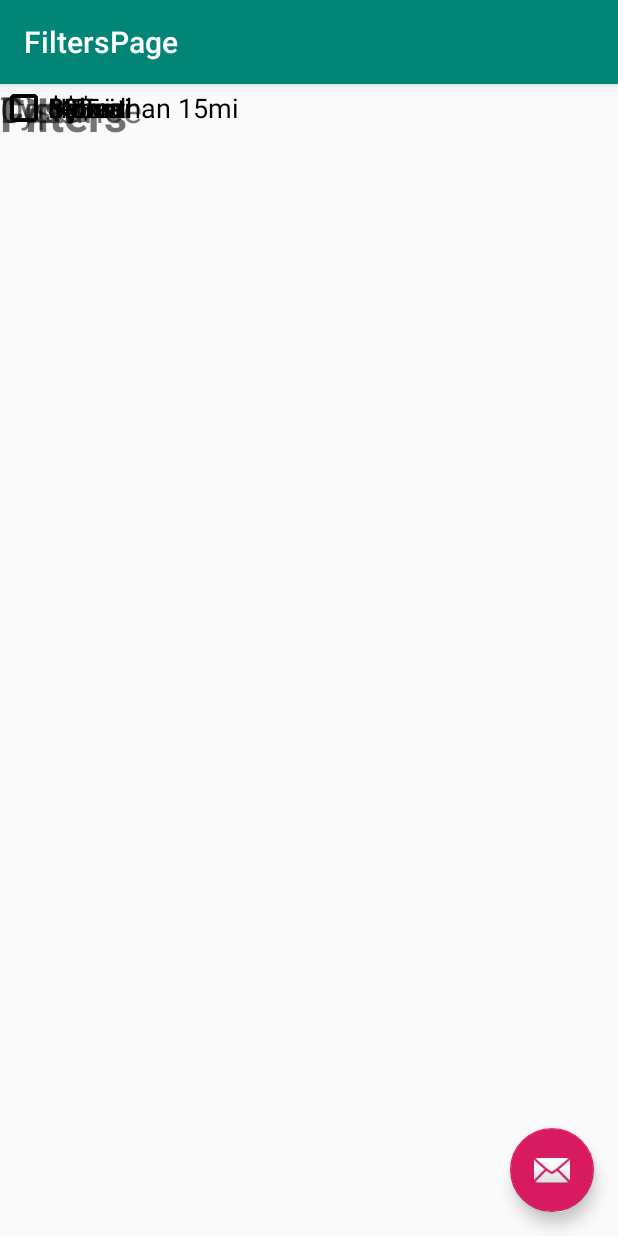
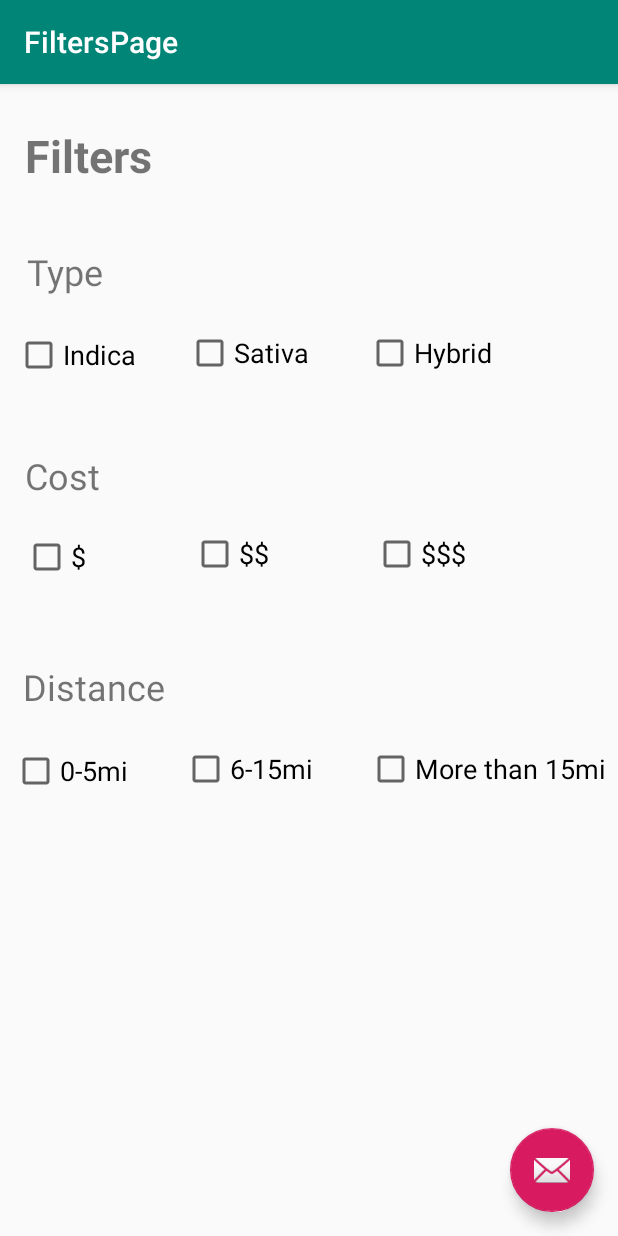
Before and after one commit to cottre54/Hello_World, an Android app: the FiltersPage screen opened directly, with no data from a screen before it, on a phone screen of 412 x 824 dp. Run offline under Robolectric (Android 15) with nearby library versions, the phone set to English and light mode, and no system bars.

Commit message:
ConstraintsUpdated1

```diff
--- a/DankDelivery/app/src/main/java/com/example/dankdelivery/FiltersPage.java
+++ b/DankDelivery/app/src/main/java/com/example/dankdelivery/FiltersPage.java
@@ -16,14 +16,6 @@ public class FiltersPage extends AppCompatActivity {
         Toolbar toolbar = findViewById(R.id.toolbar);
         setSupportActionBar(toolbar);
 
-        FloatingActionButton fab = findViewById(R.id.fab);
-        fab.setOnClickListener(new View.OnClickListener() {
-            @Override
-            public void onClick(View view) {
-                Snackbar.make(view, "Replace with your own action", Snackbar.LENGTH_LONG)
-                        .setAction("Action", null).show();
-            }
-        });
+
+        }
     }
-
-}
--- a/DankDelivery/app/src/main/res/layout/content_address__page.xml
+++ b/DankDelivery/app/src/main/res/layout/content_address__page.xml
@@ -9,7 +9,7 @@
     tools:showIn="@layout/activity_address__page">
 
     <EditText
-        android:id="@+id/text_address"
+        android:id="@+id/text_Address"
         android:layout_width="wrap_content"
         android:layout_height="wrap_content"
         android:layout_marginStart="8dp"
@@ -41,5 +41,5 @@
         app:layout_constraintBottom_toBottomOf="parent"
         app:layout_constraintEnd_toEndOf="parent"
         app:layout_constraintStart_toStartOf="parent"
-        app:layout_constraintTop_toBottomOf="@+id/text_address" />
+        app:layout_constraintTop_toBottomOf="@+id/text_Address" />
 </android.support.constraint.ConstraintLayout>
--- a/DankDelivery/app/src/main/res/layout/content_filters_page.xml
+++ b/DankDelivery/app/src/main/res/layout/content_filters_page.xml
@@ -12,117 +12,156 @@
         android:id="@+id/textView_Filters"
         android:layout_width="109dp"
         android:layout_height="56dp"
+        android:layout_marginTop="27dp"
+        android:layout_marginEnd="286dp"
+        android:layout_marginRight="286dp"
         android:text="Filters"
         android:textSize="30sp"
         android:textStyle="bold"
-        tools:layout_editor_absoluteX="16dp"
-        tools:layout_editor_absoluteY="27dp" />
+        app:layout_constraintEnd_toEndOf="parent"
+        app:layout_constraintTop_toTopOf="parent" />
 
     <TextView
-        android:id="@+id/textView_straintype"
+        android:id="@+id/textView_StrainType"
         android:layout_width="wrap_content"
         android:layout_height="wrap_content"
+        android:layout_marginTop="25dp"
+        android:layout_marginEnd="343dp"
+        android:layout_marginRight="343dp"
         android:text="Type"
         android:textSize="24sp"
-        tools:layout_editor_absoluteX="16dp"
-        tools:layout_editor_absoluteY="108dp" />
+        app:layout_constraintEnd_toEndOf="parent"
+        app:layout_constraintTop_toBottomOf="@+id/textView_Filters" />
 
     <TextView
-        android:id="@+id/textView_cost"
+        android:id="@+id/textView_Cost"
         android:layout_width="wrap_content"
         android:layout_height="wrap_content"
+        android:layout_marginTop="48dp"
+        android:layout_marginEnd="345dp"
+        android:layout_marginRight="345dp"
         android:text="Cost"
         android:textSize="24sp"
-        tools:layout_editor_absoluteX="16dp"
-        tools:layout_editor_absoluteY="243dp" />
+        app:layout_constraintEnd_toEndOf="parent"
+        app:layout_constraintTop_toBottomOf="@+id/checkBox_Indica" />
 
     <TextView
-        android:id="@+id/textView_distance"
+        android:id="@+id/textView_Distance"
         android:layout_width="wrap_content"
         android:layout_height="wrap_content"
+        android:layout_marginTop="54dp"
+        android:layout_marginEnd="302dp"
+        android:layout_marginRight="302dp"
         android:text="Distance"
         android:textSize="24sp"
-        tools:layout_editor_absoluteX="16dp"
-        tools:layout_editor_absoluteY="384dp" />
+        app:layout_constraintEnd_toEndOf="parent"
+        app:layout_constraintTop_toBottomOf="@+id/checkBox_Cheap" />
 
     <CheckBox
         android:id="@+id/checkBox_Indica"
         android:layout_width="wrap_content"
         android:layout_height="wrap_content"
+        android:layout_marginTop="23dp"
+        android:layout_marginEnd="33dp"
+        android:layout_marginRight="33dp"
         android:text="Indica"
         android:textSize="18sp"
-        tools:layout_editor_absoluteX="13dp"
-        tools:layout_editor_absoluteY="163dp" />
+        app:layout_constraintEnd_toStartOf="@+id/checkBox_Sativa"
+        app:layout_constraintTop_toBottomOf="@+id/textView_StrainType" />
 
     <CheckBox
         android:id="@+id/checkBox_Sativa"
         android:layout_width="wrap_content"
         android:layout_height="wrap_content"
+        android:layout_marginTop="163dp"
+        android:layout_marginEnd="38dp"
+        android:layout_marginRight="38dp"
         android:text="Sativa"
         android:textSize="18sp"
-        tools:layout_editor_absoluteX="125dp"
-        tools:layout_editor_absoluteY="163dp" />
+        app:layout_constraintEnd_toStartOf="@+id/checkBox_Hybrid"
+        app:layout_constraintTop_toTopOf="parent" />
 
     <CheckBox
         android:id="@+id/checkBox_Hybrid"
         android:layout_width="wrap_content"
         android:layout_height="wrap_content"
+        android:layout_marginTop="163dp"
+        android:layout_marginEnd="84dp"
+        android:layout_marginRight="84dp"
         android:text="Hybrid"
         android:textSize="18sp"
-        tools:layout_editor_absoluteX="244dp"
-        tools:layout_editor_absoluteY="163dp" />
+        app:layout_constraintEnd_toEndOf="parent"
+        app:layout_constraintTop_toTopOf="parent" />
 
     <CheckBox
-        android:id="@+id/checkBox_cheap"
+        android:id="@+id/checkBox_Cheap"
         android:layout_width="wrap_content"
         android:layout_height="wrap_content"
+        android:layout_marginTop="22dp"
+        android:layout_marginEnd="70dp"
+        android:layout_marginRight="70dp"
         android:text="$"
         android:textSize="18sp"
-        tools:layout_editor_absoluteX="13dp"
-        tools:layout_editor_absoluteY="297dp" />
+        app:layout_constraintEnd_toStartOf="@+id/checkBox_Moderate"
+        app:layout_constraintTop_toBottomOf="@+id/textView_Cost" />
 
     <CheckBox
         android:id="@+id/checkBox_Moderate"
         android:layout_width="wrap_content"
         android:layout_height="wrap_content"
+        android:layout_marginTop="102dp"
+        android:layout_marginEnd="69dp"
+        android:layout_marginRight="69dp"
         android:text="$$"
         android:textSize="18sp"
-        tools:layout_editor_absoluteX="125dp"
-        tools:layout_editor_absoluteY="297dp" />
+        app:layout_constraintEnd_toStartOf="@+id/checkBox_Expensive"
+        app:layout_constraintTop_toBottomOf="@+id/checkBox_Sativa" />
 
     <CheckBox
         android:id="@+id/checkBox_Expensive"
         android:layout_width="wrap_content"
         android:layout_height="wrap_content"
+        android:layout_marginTop="102dp"
+        android:layout_marginEnd="101dp"
+        android:layout_marginRight="101dp"
         android:text="$$$"
         android:textSize="18sp"
-        tools:layout_editor_absoluteX="247dp"
-        tools:layout_editor_absoluteY="297dp" />
+        app:layout_constraintEnd_toEndOf="parent"
+        app:layout_constraintTop_toBottomOf="@+id/checkBox_Hybrid" />
 
     <CheckBox
         android:id="@+id/checkBox_5miles"
         android:layout_width="wrap_content"
         android:layout_height="wrap_content"
+        android:layout_marginTop="24dp"
+        android:layout_marginEnd="36dp"
+        android:layout_marginRight="36dp"
         android:text="0-5mi"
         android:textSize="18sp"
-        tools:layout_editor_absoluteX="13dp"
-        tools:layout_editor_absoluteY="440dp" />
+        app:layout_constraintEnd_toStartOf="@+id/checkBox_15miles"
+        app:layout_constraintTop_toBottomOf="@+id/textView_Distance" />
 
     <CheckBox
         android:id="@+id/checkBox_15miles"
         android:layout_width="wrap_content"
         android:layout_height="wrap_content"
+        android:layout_marginTop="111dp"
+        android:layout_marginEnd="36dp"
+        android:layout_marginRight="36dp"
         android:text="6-15mi"
         android:textSize="18sp"
-        tools:layout_editor_absoluteX="125dp"
-        tools:layout_editor_absoluteY="440dp" />
+        app:layout_constraintEnd_toStartOf="@+id/checkBox_25miles"
+        app:layout_constraintTop_toBottomOf="@+id/checkBox_Moderate" />
 
     <CheckBox
         android:id="@+id/checkBox_25miles"
         android:layout_width="wrap_content"
         android:layout_height="wrap_content"
+        android:layout_marginTop="111dp"
+        android:layout_marginEnd="8dp"
+        android:layout_marginRight="8dp"
         android:text="More than 15mi"
         android:textSize="18sp"
-        tools:layout_editor_absoluteX="247dp"
-        tools:layout_editor_absoluteY="440dp" />
+        app:layout_constraintEnd_toEndOf="parent"
+        app:layout_constraintTop_toBottomOf="@+id/checkBox_Expensive" />
 </android.support.constraint.ConstraintLayout>
--- a/DankDelivery/app/src/main/res/layout/content_main.xml
+++ b/DankDelivery/app/src/main/res/layout/content_main.xml
@@ -22,10 +22,10 @@
         app:layout_constraintBottom_toBottomOf="parent"
         app:layout_constraintEnd_toEndOf="parent"
         app:layout_constraintStart_toStartOf="parent"
-        app:layout_constraintTop_toBottomOf="@+id/textView_dankdelivery" />
+        app:layout_constraintTop_toBottomOf="@+id/textView_DankDelivery" />
 
     <TextView
-        android:id="@+id/textView_dankdelivery"
+        android:id="@+id/textView_DankDelivery"
         android:layout_width="wrap_content"
         android:layout_height="wrap_content"
         android:layout_marginStart="8dp"
```
Also changed, not shown: DankDelivery/app/src/main/java/com/example/dankdelivery/Address_Page.java (+3 -13 lines), DankDelivery/app/src/main/java/com/example/dankdelivery/StrainInformation.java (+2 -10 lines), DankDelivery/app/src/main/java/com/example/dankdelivery/StrainsNearYou.java (+1 -9 lines), DankDelivery/app/src/main/res/layout/content_strain_information.xml (+26 -7 lines), DankDelivery/app/src/main/res/layout/content_strains_near_you.xml (+52 -39 lines).
